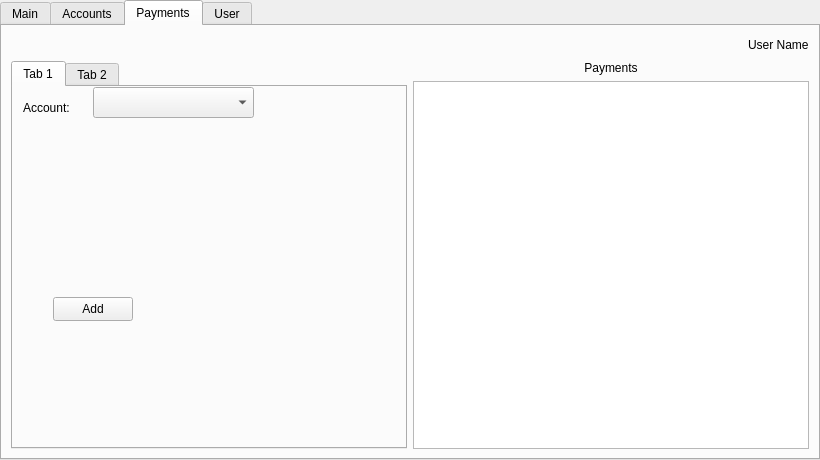
This is coursework/mainwindow.ui in YahodaVitalii/Coursework as Qt 5 draws it before an edit. The edited form follows.
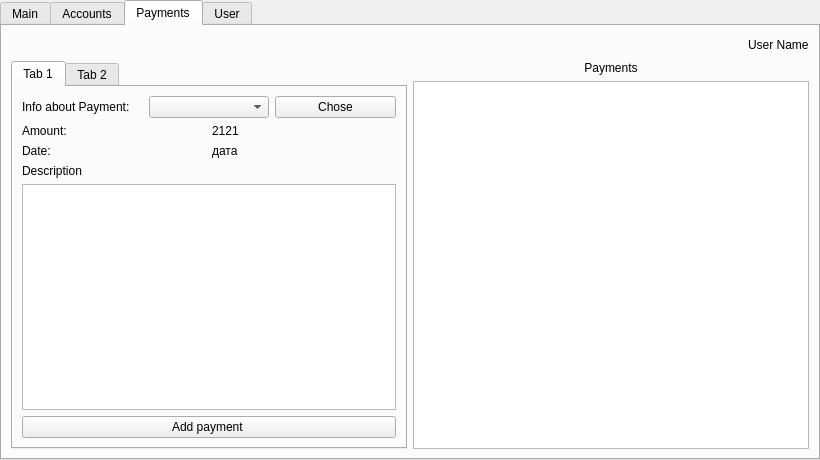
This is the edited form. The open tabs and pages were chosen to show the change. Icons and pictures are not drawn.

The edit to the form file:
```diff
--- a/coursework/mainwindow.ui
+++ b/coursework/mainwindow.ui
@@ -560,42 +560,86 @@
              <attribute name="title">
               <string>Tab 1</string>
              </attribute>
-             <widget class="QLabel" name="label_13">
-              <property name="geometry">
-               <rect>
-                <x>10</x>
-                <y>10</y>
-                <width>71</width>
-                <height>21</height>
-               </rect>
-              </property>
-              <property name="text">
-               <string>Account:</string>
-              </property>
-             </widget>
-             <widget class="QComboBox" name="comboBox_Payments">
-              <property name="geometry">
-               <rect>
-                <x>80</x>
-                <y>0</y>
-                <width>161</width>
-                <height>31</height>
-               </rect>
-              </property>
-             </widget>
-             <widget class="QPushButton" name="pushButton_Payments_add">
-              <property name="geometry">
-               <rect>
-                <x>40</x>
-                <y>210</y>
-                <width>80</width>
-                <height>24</height>
-               </rect>
-              </property>
-              <property name="text">
-               <string>Add</string>
-              </property>
-             </widget>
+             <layout class="QVBoxLayout" name="verticalLayout_28">
+              <item>
+               <layout class="QHBoxLayout" name="horizontalLayout_20">
+                <item>
+                 <widget class="QLabel" name="label_13">
+                  <property name="text">
+                   <string>Info about Payment:</string>
+                  </property>
+                 </widget>
+                </item>
+                <item>
+                 <widget class="QComboBox" name="comboBox_Payments"/>
+                </item>
+                <item>
+                 <widget class="QPushButton" name="pushButton_Payments_ChosePaymant">
+                  <property name="text">
+                   <string>Chose</string>
+                  </property>
+                 </widget>
+                </item>
+               </layout>
+              </item>
+              <item>
+               <layout class="QHBoxLayout" name="horizontalLayout_21">
+                <item>
+                 <widget class="QLabel" name="label_3">
+                  <property name="text">
+                   <string>Amount:</string>
+                  </property>
+                 </widget>
+                </item>
+                <item>
+                 <widget class="QLabel" name="label_Paymants_amount">
+                  <property name="text">
+                   <string>2121</string>
+                  </property>
+                 </widget>
+                </item>
+               </layout>
+              </item>
+              <item>
+               <layout class="QHBoxLayout" name="horizontalLayout_23">
+                <item>
+                 <widget class="QLabel" name="label_19">
+                  <property name="text">
+                   <string>Date:</string>
+                  </property>
+                 </widget>
+                </item>
+                <item>
+                 <widget class="QLabel" name="label_Paymants_date">
+                  <property name="text">
+                   <string>дата</string>
+                  </property>
+                 </widget>
+                </item>
+               </layout>
+              </item>
+              <item>
+               <layout class="QVBoxLayout" name="verticalLayout_27">
+                <item>
+                 <widget class="QLabel" name="label_26">
+                  <property name="text">
+                   <string>Description</string>
+                  </property>
+                 </widget>
+                </item>
+                <item>
+                 <widget class="QTextBrowser" name="textBrowser"/>
+                </item>
+               </layout>
+              </item>
+              <item>
+               <widget class="QPushButton" name="pushButton_Payments_add">
+                <property name="text">
+                 <string>Add payment </string>
+                </property>
+               </widget>
+              </item>
+             </layout>
             </widget>
             <widget class="QWidget" name="tab_4">
              <attribute name="title">
```
Left out of the diff: 70 changed lines with no effect on the pictures.
